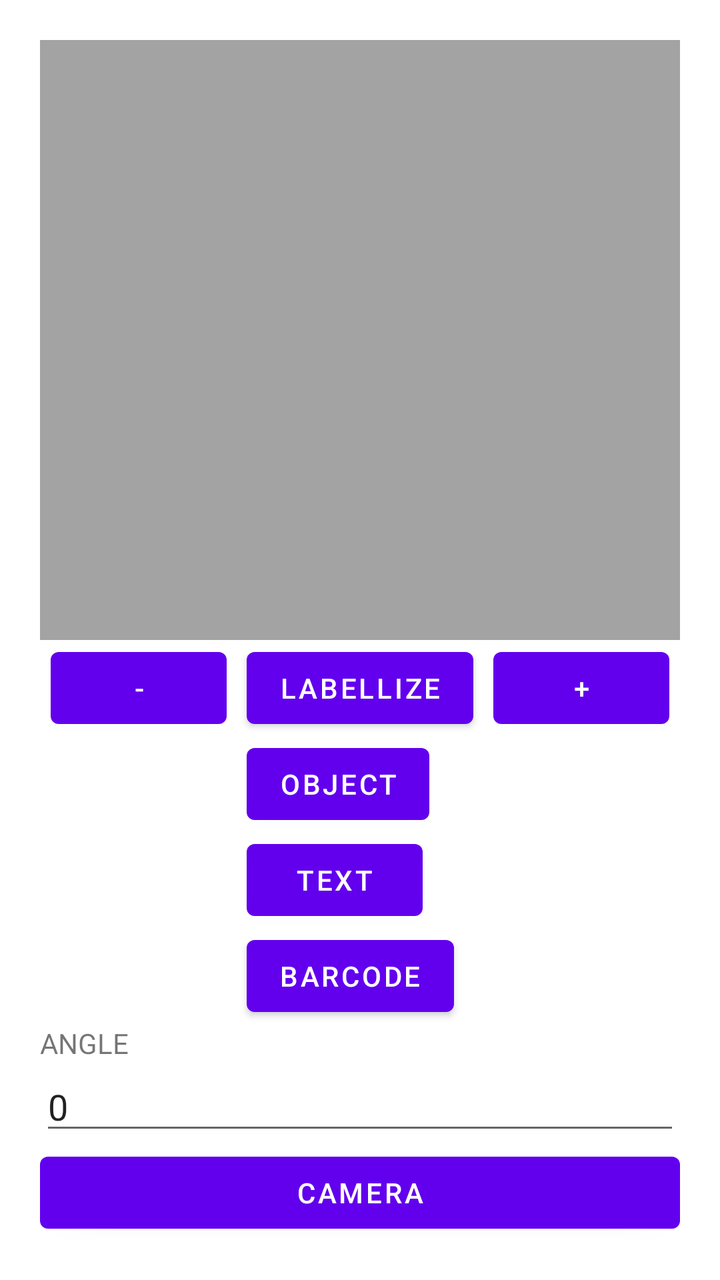
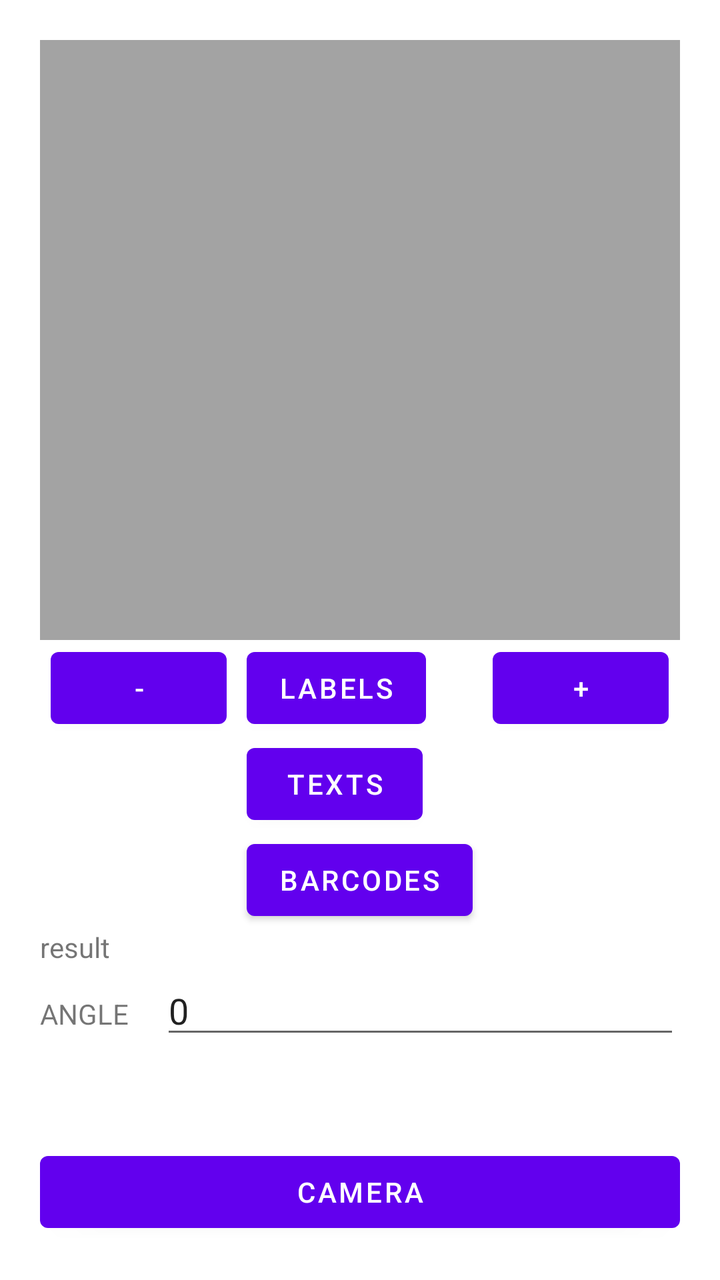

Two renders of the same Android screen: before a commit and after it. Below are the layout's source before the change and the commit's diff.
<!-- AndroidManifest.xml: application theme Theme.PrimofoodProto -->
<!-- res/layout/fragment_first.xml -->
<?xml version="1.0" encoding="utf-8"?>
<LinearLayout xmlns:android="http://schemas.android.com/apk/res/android"
    xmlns:app="http://schemas.android.com/apk/res-auto"
    xmlns:tools="http://schemas.android.com/tools"
    android:layout_width="match_parent"
    android:orientation="vertical"
    android:padding="20dp"
    android:layout_height="match_parent"
    tools:context=".FirstFragment">

    <RelativeLayout
        android:layout_width="match_parent"
        android:layout_height="300dp">

        <androidx.appcompat.widget.AppCompatImageView
            android:id="@+id/picturePreview"
            android:layout_width="match_parent"
            android:scaleType="fitCenter"
            android:background="#33000000"
            android:layout_height="match_parent" />

        <androidx.appcompat.widget.AppCompatImageView
            android:id="@+id/pictureOverlay"
            android:layout_width="match_parent"
            android:scaleType="fitCenter"
            android:background="#33000000"
            android:layout_height="match_parent" />

    </RelativeLayout>

    <LinearLayout
        android:layout_width="wrap_content"
        android:layout_gravity="center_horizontal"
        android:layout_height="wrap_content"
        android:orientation="horizontal">

        <Button
            android:id="@+id/previouspicture"
            android:text="-"
            android:layout_width="wrap_content"
            android:layout_height="wrap_content" />

        <LinearLayout
            android:layout_width="wrap_content"
            android:layout_height="wrap_content"
            android:orientation="vertical">

            <Button
                android:id="@+id/labellize"
                android:text="Labellize"
                android:layout_marginStart="10dp"
                android:layout_marginEnd="10dp"
                android:layout_width="wrap_content"
                android:layout_height="wrap_content" />

            <Button
                android:id="@+id/recognize"
                android:text="Object"
                android:layout_marginStart="10dp"
                android:layout_marginEnd="10dp"
                android:layout_width="wrap_content"
                android:layout_height="wrap_content" />

            <Button
                android:id="@+id/textrecognition"
                android:text="TEXT"
                android:layout_marginStart="10dp"
                android:layout_marginEnd="10dp"
                android:layout_width="wrap_content"
                android:layout_height="wrap_content" />

            <Button
                android:id="@+id/barCode"
                android:text="BARCODE"
                android:layout_marginStart="10dp"
                android:layout_marginEnd="10dp"
                android:layout_width="wrap_content"
                android:layout_height="wrap_content" />

        </LinearLayout>

        <Button
            android:id="@+id/nextpicture"
            android:text="+"
            android:layout_width="wrap_content"
            android:layout_height="wrap_content" />

    </LinearLayout>

    <TextView
        android:layout_width="wrap_content"
        android:layout_height="wrap_content"
        android:text="ANGLE" />

    <EditText
        android:id="@+id/angle"
        android:layout_width="match_parent"
        android:layout_height="wrap_content"
        android:inputType="numberSigned"
        android:text="0"/>

    <View
        android:layout_width="match_parent"
        android:layout_height="0dp"
        android:layout_weight="1" />

    <Button
        android:id="@+id/button_first"
        android:layout_width="match_parent"
        android:layout_height="wrap_content"
        android:text="Camera" />
</LinearLayout>
<!-- resources referenced by this layout -->
<resources>
  <style name="Theme.PrimofoodProto" parent="Theme.MaterialComponents.DayNight.DarkActionBar">
          
          <item name="colorPrimary">@color/purple_500</item>
          <item name="colorPrimaryVariant">@color/purple_700</item>
          <item name="colorOnPrimary">@color/white</item>
          
          <item name="colorSecondary">@color/teal_200</item>
          <item name="colorSecondaryVariant">@color/teal_700</item>
          <item name="colorOnSecondary">@color/black</item>
          
          <item name="android:statusBarColor" tools:targetApi="l">?attr/colorPrimaryVariant</item>
          
      </style>
  <color name="purple_500">#FF6200EE</color>
  <color name="purple_700">#FF3700B3</color>
  <color name="white">#FFFFFFFF</color>
  <color name="teal_200">#FF03DAC5</color>
  <color name="teal_700">#FF018786</color>
  <color name="black">#FF000000</color>
</resources>

<!-- the commit's change to res/layout/fragment_first.xml (unified diff, before → after) -->
@@ -1,12 +1,10 @@
 <?xml version="1.0" encoding="utf-8"?>
 <LinearLayout xmlns:android="http://schemas.android.com/apk/res/android"
-    xmlns:app="http://schemas.android.com/apk/res-auto"
     xmlns:tools="http://schemas.android.com/tools"
     android:layout_width="match_parent"
     android:orientation="vertical"
     android:padding="20dp"
-    android:layout_height="match_parent"
-    tools:context=".FirstFragment">
+    android:layout_height="match_parent">
 
     <RelativeLayout
         android:layout_width="match_parent"
@@ -47,7 +45,7 @@
 
             <Button
                 android:id="@+id/labellize"
-                android:text="Labellize"
+                android:text="Labels"
                 android:layout_marginStart="10dp"
                 android:layout_marginEnd="10dp"
                 android:layout_width="wrap_content"
@@ -55,15 +53,17 @@
 
             <Button
                 android:id="@+id/recognize"
-                android:text="Object"
+                android:text="Objects"
                 android:layout_marginStart="10dp"
                 android:layout_marginEnd="10dp"
                 android:layout_width="wrap_content"
+                android:visibility="gone"
+                tools:visibility="visible"
                 android:layout_height="wrap_content" />
 
             <Button
                 android:id="@+id/textrecognition"
-                android:text="TEXT"
+                android:text="Texts"
                 android:layout_marginStart="10dp"
                 android:layout_marginEnd="10dp"
                 android:layout_width="wrap_content"
@@ -71,7 +71,7 @@
 
             <Button
                 android:id="@+id/barCode"
-                android:text="BARCODE"
+                android:text="Barcodes"
                 android:layout_marginStart="10dp"
                 android:layout_marginEnd="10dp"
                 android:layout_width="wrap_content"
@@ -88,16 +88,30 @@
     </LinearLayout>
 
     <TextView
+        android:id="@+id/result"
         android:layout_width="wrap_content"
         android:layout_height="wrap_content"
-        android:text="ANGLE" />
+        android:text="result" />
 
-    <EditText
-        android:id="@+id/angle"
+    <LinearLayout
         android:layout_width="match_parent"
-        android:layout_height="wrap_content"
-        android:inputType="numberSigned"
-        android:text="0"/>
+        android:orientation="horizontal"
+        android:layout_height="wrap_content">
+
+        <TextView
+            android:layout_width="wrap_content"
+            android:layout_height="wrap_content"
+            android:text="ANGLE" />
+
+        <EditText
+            android:id="@+id/angle"
+            android:layout_marginStart="16dp"
+            android:layout_width="match_parent"
+            android:layout_height="wrap_content"
+            android:inputType="numberSigned"
+            android:text="0"/>
+
+    </LinearLayout>
 
     <View
         android:layout_width="match_parent"
